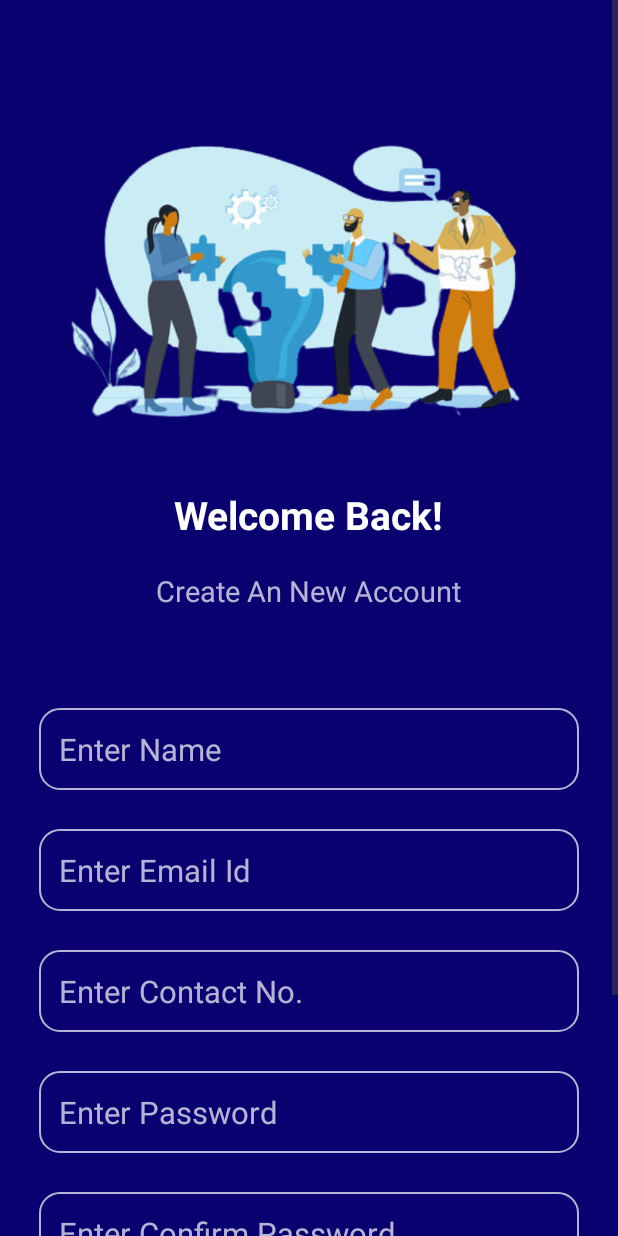
After one commit to sahetu/Internship_2nd, an Android app: the SignupActivity screen opened directly, with no data from a screen before it, on a phone screen of 412 x 824 dp. The commit adds this screen. Run offline under Robolectric (Android 15) with nearby library versions, the phone set to English and light mode, and no system bars; our stand-ins replace sdp/ssp sizes; Roboto replaces fonts that are not available here.

Commit message:
17th Aug

```diff
--- a/app/src/main/AndroidManifest.xml
+++ b/app/src/main/AndroidManifest.xml
@@ -13,6 +13,12 @@
         android:theme="@style/Theme.Internship2nd"
         tools:targetApi="31">
         <activity
+            android:name=".SignupActivity"
+            android:exported="false" />
+        <activity
+            android:name=".HomeActivity"
+            android:exported="false" />
+        <activity
             android:name=".MainActivity"
             android:exported="true">
             <intent-filter>
@@ -21,6 +27,7 @@
                 <category android:name="android.intent.category.LAUNCHER" />
             </intent-filter>
         </activity>
+
         <meta-data
             android:name="preloaded_fonts"
             android:resource="@array/preloaded_fonts" />
--- /dev/null
+++ b/app/src/main/java/internship/second/HomeActivity.java
@@ -0,0 +1,14 @@
+package internship.second;
+
+import androidx.appcompat.app.AppCompatActivity;
+
+import android.os.Bundle;
+
+public class HomeActivity extends AppCompatActivity {
+
+    @Override
+    protected void onCreate(Bundle savedInstanceState) {
+        super.onCreate(savedInstanceState);
+        setContentView(R.layout.activity_home);
+    }
+}
--- a/app/src/main/java/internship/second/MainActivity.java
+++ b/app/src/main/java/internship/second/MainActivity.java
@@ -3,6 +3,7 @@ package internship.second;
 import androidx.annotation.Nullable;
 import androidx.appcompat.app.AppCompatActivity;
 
+import android.content.Intent;
 import android.os.Bundle;
 import android.view.View;
 import android.widget.Button;
@@ -13,7 +14,7 @@ import com.google.android.material.snackbar.Snackbar;
 
 public class MainActivity extends AppCompatActivity {
 
-    Button login;
+    Button login,signup;
     EditText email,password;
 
     String emailPattern = "[a-zA-Z0-9._-]+@[a-z]+\\.+[a-z]+";
@@ -26,6 +27,15 @@ public class MainActivity extends AppCompatActivity {
         login = findViewById(R.id.main_login);
         email = findViewById(R.id.main_email);
         password = findViewById(R.id.main_password);
+
+        signup = findViewById(R.id.main_signup);
+        signup.setOnClickListener(new View.OnClickListener() {
+            @Override
+            public void onClick(View view) {
+                Intent intent = new Intent(MainActivity.this, SignupActivity.class);
+                startActivity(intent);
+            }
+        });
 
         login.setOnClickListener(new View.OnClickListener() {
             @Override
@@ -46,6 +56,10 @@ public class MainActivity extends AppCompatActivity {
                     System.out.println("Signin Successfully " + email.getText().toString() + password.getText().toString());
                     Toast.makeText(MainActivity.this, "Login Successfully", Toast.LENGTH_LONG).show();
                     Snackbar.make(view, "Login Successfully", Snackbar.LENGTH_SHORT).show();
+
+                    Intent intent = new Intent(MainActivity.this, HomeActivity.class);
+                    startActivity(intent);
+
                 }
             }
         });
--- /dev/null
+++ b/app/src/main/java/internship/second/SignupActivity.java
@@ -0,0 +1,14 @@
+package internship.second;
+
+import androidx.appcompat.app.AppCompatActivity;
+
+import android.os.Bundle;
+
+public class SignupActivity extends AppCompatActivity {
+
+    @Override
+    protected void onCreate(Bundle savedInstanceState) {
+        super.onCreate(savedInstanceState);
+        setContentView(R.layout.activity_signup);
+    }
+}
--- /dev/null
+++ b/app/src/main/res/layout/activity_home.xml
@@ -0,0 +1,9 @@
+<?xml version="1.0" encoding="utf-8"?>
+<androidx.constraintlayout.widget.ConstraintLayout xmlns:android="http://schemas.android.com/apk/res/android"
+    xmlns:app="http://schemas.android.com/apk/res-auto"
+    xmlns:tools="http://schemas.android.com/tools"
+    android:layout_width="match_parent"
+    android:layout_height="match_parent"
+    tools:context=".HomeActivity">
+
+</androidx.constraintlayout.widget.ConstraintLayout>
--- a/app/src/main/res/layout/activity_main.xml
+++ b/app/src/main/res/layout/activity_main.xml
@@ -69,5 +69,16 @@
         android:layout_below="@id/main_password"
         android:layout_width="match_parent"
         android:layout_height="wrap_content"/>
+
+        <Button
+            android:id="@+id/main_signup"
+            android:backgroundTint="#2BC990"
+            android:text="Signup"
+            android:layout_marginTop="@dimen/_30sdp"
+            android:layout_marginHorizontal="@dimen/_20sdp"
+            android:layout_below="@id/main_login"
+            android:layout_width="match_parent"
+            android:layout_height="wrap_content"/>
+
     </RelativeLayout>
 </ScrollView>
--- /dev/null
+++ b/app/src/main/res/layout/activity_signup.xml
@@ -0,0 +1,107 @@
+<?xml version="1.0" encoding="utf-8"?>
+<ScrollView xmlns:android="http://schemas.android.com/apk/res/android"
+    xmlns:app="http://schemas.android.com/apk/res-auto"
+    xmlns:tools="http://schemas.android.com/tools"
+    android:layout_width="match_parent"
+    android:layout_height="match_parent"
+    android:background="@color/blue1"
+    tools:context=".SignupActivity">
+
+    <LinearLayout
+        android:layout_width="match_parent"
+        android:layout_height="match_parent"
+        android:orientation="vertical">
+
+        <ImageView
+            android:id="@+id/main_image"
+            android:layout_width="match_parent"
+            android:layout_height="@dimen/_200sdp"
+            android:layout_marginTop="@dimen/_50sdp"
+            android:src="@drawable/login_banner" />
+
+        <TextView
+            android:layout_width="wrap_content"
+            android:layout_height="wrap_content"
+            android:layout_gravity="center"
+            android:text="Welcome Back!"
+            android:textColor="@color/white"
+            android:textSize="@dimen/_20sdp"
+            android:textStyle="bold" />
+
+        <TextView
+            android:layout_width="wrap_content"
+            android:layout_height="wrap_content"
+            android:layout_gravity="center"
+            android:layout_marginTop="20dp"
+            android:text="Create An New Account"
+            android:textColor="@color/white_light"
+            android:textSize="@dimen/_15sdp" />
+
+        <EditText
+            android:id="@+id/signup_name"
+            style="@style/edit_16"
+            android:layout_width="match_parent"
+            android:layout_height="wrap_content"
+            android:layout_marginTop="@dimen/_50sdp"
+            android:hint="Enter Name"
+            android:inputType="textPersonName" />
+
+        <EditText
+            android:id="@+id/signup_email"
+            style="@style/edit_16"
+            android:layout_width="match_parent"
+            android:layout_height="wrap_content"
+            android:layout_marginTop="@dimen/_20sdp"
+            android:hint="Enter Email Id"
+            android:inputType="textEmailAddress" />
+
+        <EditText
+            android:maxLength="10"
+            android:id="@+id/signup_contact"
+            style="@style/edit_16"
+            android:layout_width="match_parent"
+            android:layout_height="wrap_content"
+            android:layout_marginTop="@dimen/_20sdp"
+            android:hint="Enter Contact No."
+            android:inputType="phone" />
+
+        <EditText
+            style="@style/edit_16"
+            android:id="@+id/signup_password"
+            android:layout_marginTop="@dimen/_20sdp"
+            android:inputType="textPassword"
+            android:hint="Enter Password"
+            android:layout_width="match_parent"
+            android:layout_height="wrap_content"/>
+
+        <EditText
+            style="@style/edit_16"
+            android:id="@+id/signup_confirm_password"
+            android:layout_marginTop="@dimen/_20sdp"
+            android:inputType="textPassword"
+            android:hint="Enter Confirm Password"
+            android:layout_width="match_parent"
+            android:layout_height="wrap_content"/>
+
+
+        <Button
+            android:id="@+id/signup_signup"
+            android:backgroundTint="#2BC990"
+            android:text="Signup"
+            android:layout_marginTop="@dimen/_30sdp"
+            android:layout_marginHorizontal="@dimen/_20sdp"
+            android:layout_width="match_parent"
+            android:layout_height="wrap_content"/>
+
+        <Button
+            android:id="@+id/signup_login"
+            android:backgroundTint="#2BC990"
+            android:text="Log in"
+            android:layout_marginTop="@dimen/_30sdp"
+            android:layout_marginHorizontal="@dimen/_20sdp"
+            android:layout_width="match_parent"
+            android:layout_height="wrap_content"/>
+
+    </LinearLayout>
+
+</ScrollView>
```
